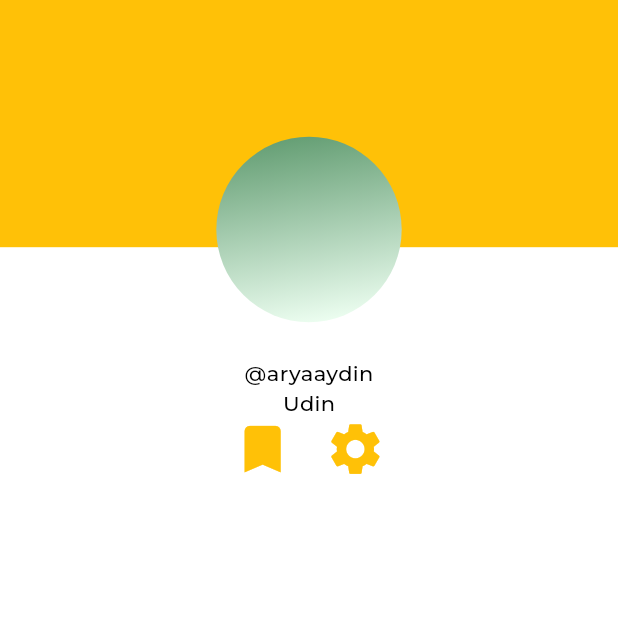
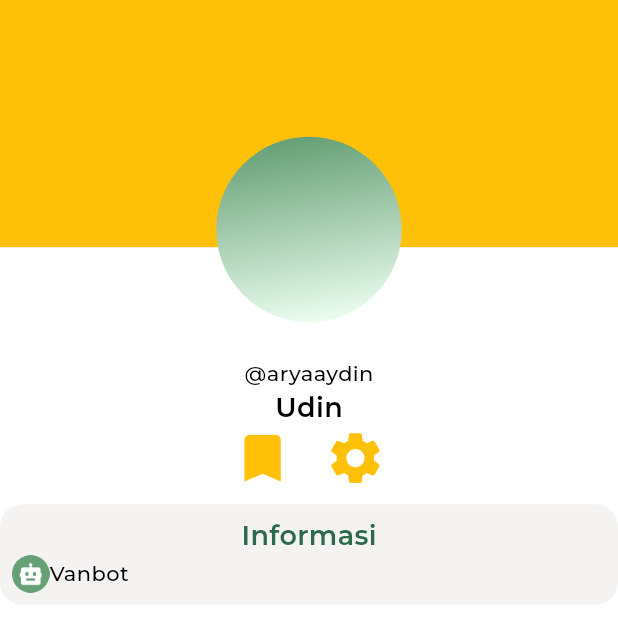
Before and after one commit to aryaayy/vanira, a Flutter app: the screen it shows after launch, on a phone screen of 412 x 824 dp. Shown: the top 643 px of the screen. Run offline on Flutter 3.47's test engine with Material 3 defaults, Android fonts, the phone set to English and light mode, and no system bars; our stand-ins replace flutter_screenutil; project files that could hold a hidden picture were left out.

Commit message:
profile page

```diff
--- a/lib/main.dart
+++ b/lib/main.dart
@@ -1,42 +1,37 @@
 import 'package:flutter/material.dart';
-import 'package:vanira/pages/login_page.dart';
+import 'package:flutter_screenutil/flutter_screenutil.dart';
 import 'package:vanira/pages/profile_page.dart';
 
 void main() {
   runApp(const MainApp());
 }
 
-class MainApp extends StatefulWidget {
+class MainApp extends StatelessWidget {
   const MainApp({super.key});
 
   @override
-  State<MainApp> createState() => _MainAppState();
-}
-
-
-class _MainAppState extends State<MainApp> {
-  @override
   Widget build(BuildContext context) {
     return MaterialApp(
-      home: ProfilePage(),
       theme: ThemeData(
         colorScheme: ColorScheme.fromSwatch().copyWith(
           primary: const Color(0xFFEEFFF2),
           onPrimary: const Color(0xFF2E694B),
           secondary: const Color(0xFF67A076),
           tertiary: const Color(0xFFFE9F6A),
-          onTertiary: const Color(0xFFF5BE9F)
+          onTertiary: const Color(0xFFF5BE9F),
         ),
         fontFamily: 'Montserrat',
         scaffoldBackgroundColor: Colors.white,
-        dividerColor: Color(0xFFBDD7C3), // untuk divider pada container create account dan login
-        splashColor: Color(0xFF67A076), // untuk 3 screen awal
+        dividerColor: Color(0xFFBDD7C3),
+        splashColor: Color(0xFF67A076),
       ),
+      home: const ProfilePage(),
     );
   }
 }
 
-mixin AppMixin{
+// Mixin tetap harus digunakan di widget atau dalam metode yang memerlukan context
+mixin AppMixin {
   double getScreenHeight(BuildContext context) {
     return MediaQuery.of(context).size.height;
   }
--- a/lib/pages/profile_page.dart
+++ b/lib/pages/profile_page.dart
@@ -1,5 +1,4 @@
 import 'package:flutter/material.dart';
-import 'dart:math';
 import 'package:vanira/main.dart';
 
 class ProfilePage extends StatefulWidget {
@@ -9,20 +8,12 @@ class ProfilePage extends StatefulWidget {
   State<ProfilePage> createState() => _ProfilePageState();
 }
 
-class ScaleSize {
-  static double textScaleFactor(BuildContext context, {double maxTextScaleFactor = 2}) {
-    final width = MediaQuery.of(context).size.width;
-    double val = (width / 1400) * maxTextScaleFactor;
-    return max(1, min(val, maxTextScaleFactor));
-  }
-}
-
 class _ProfilePageState extends State<ProfilePage> with AppMixin{
   @override
   Widget build(BuildContext context) {
 
     final double avatarSize = getScreenWidth(context) * 0.3;
-    final double primaryIconSize = getScreenWidth(context) * 0.1;
+    final double primaryIconSize = getScreenWidth(context) * 0.08;
     final double secondaryIconSize = getScreenWidth(context) * 0.1;
 
     return Scaffold(
@@ -65,16 +56,17 @@ class _ProfilePageState extends State<ProfilePage> with AppMixin{
                   children: [
                     Text(
                       "@aryaaydin",
-                      // style: TextStyle(
-                      //   fontSize: getScreenWidth(context) * (14/getScreenWidth(context)),
-                      // ),
+                      style: TextStyle(
+                        fontSize: 14,
+                        fontWeight: medium
+                      ),
                     ),
                     Text(
                       "Udin",
-                      textScaler: TextScaler.linear(ScaleSize.textScaleFactor(context)),
-                      // style: TextStyle(
-                      //   fontSize: getScreenWidth(context) * (18/getScreenWidth(context)),
-                      // ),
+                      style: TextStyle(
+                        fontSize: 18,
+                        fontWeight: semi
+                      ),
                     ),
                     Row(
                       children: [
@@ -94,7 +86,41 @@ class _ProfilePageState extends State<ProfilePage> with AppMixin{
                   ],
                 ),
               ],
-            )
+            ),
+            Padding(
+              padding: const EdgeInsets.symmetric(vertical: 10),
+              child: Container(
+                decoration: BoxDecoration(
+                  borderRadius:  BorderRadius.all(Radius.circular(15)),
+                  color: secondaryContainer,
+                ),
+                child: Padding(
+                  padding: const EdgeInsets.all(8.0),
+                  child: Column(
+                    children: [
+                      Text(
+                        "Informasi",
+                        style: TextStyle(
+                          fontSize: 18,
+                          fontWeight: semi,
+                          color: Theme.of(context).colorScheme.onPrimary
+                        ),
+                      ),
+                      Row(
+                        mainAxisAlignment: MainAxisAlignment.start,
+                        children: [
+                          Image(
+                            image: AssetImage("assets/icons/vanbot.png"),
+                            height: 25,
+                          ),
+                          Text("Vanbot")
+                        ],
+                      ),
+                    ],
+                  ),
+                ),
+              ),
+            ),
           ],
         )
       ),
--- a/pubspec.yaml
+++ b/pubspec.yaml
@@ -9,6 +9,7 @@ environment:
 dependencies:
   flutter:
     sdk: flutter
+  flutter_screenutil: ^5.3.1
 
 dev_dependencies:
   flutter_test:
@@ -17,6 +18,8 @@ dev_dependencies:
 
 flutter:
   uses-material-design: true
+  assets:
+    - assets/icons/
   fonts:
   - family: Montserrat
     fonts:
```
Also changed, not shown: assets/icons/privacy.png (added), assets/icons/store.png (added), assets/icons/term.png (added), assets/icons/vanbot.png (added), pubspec.lock.
